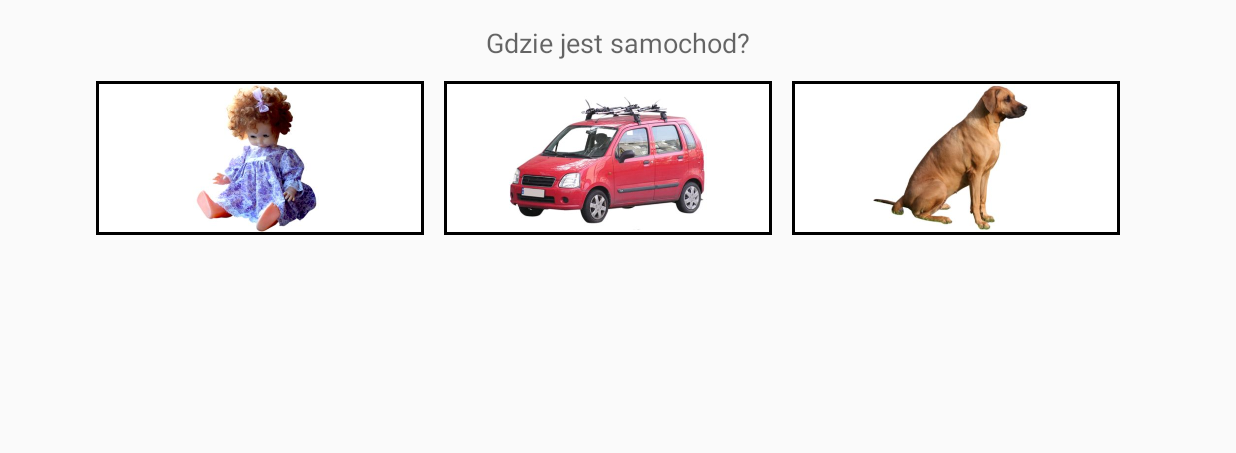
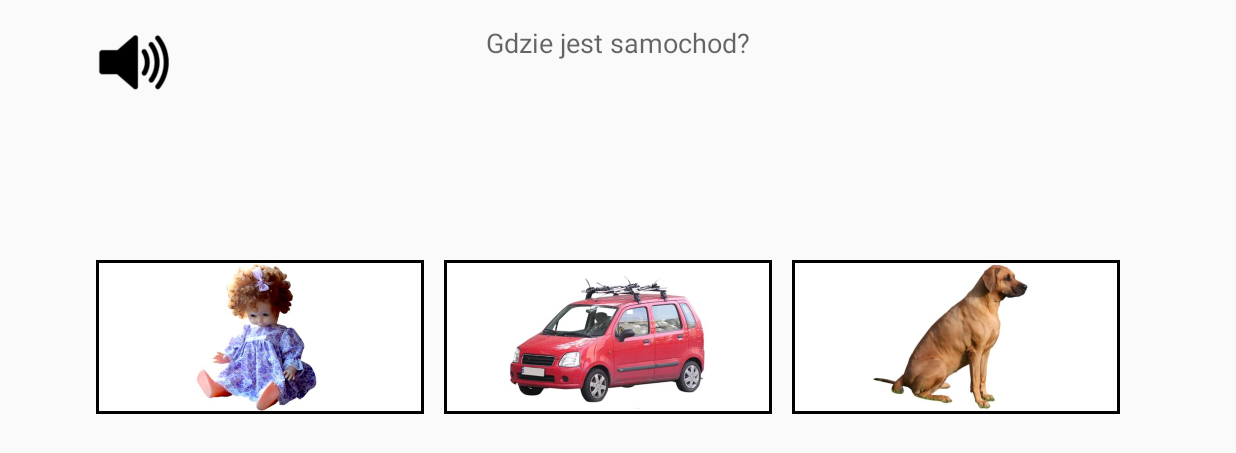
Before and after one commit to OlaD/Inzynierka, an Android app: the GameActivity screen opened directly, with no data from a screen before it, on a phone screen of 824 x 412 dp (held sideways). Shown: the top 453 px of the screen. Run offline under Robolectric (Android 15) with nearby library versions, the phone set to English and light mode, and no system bars.

Commit message:
dźwięki

```diff
--- a/app/src/main/java/com/example/ola/inzynierka/Exercise.java
+++ b/app/src/main/java/com/example/ola/inzynierka/Exercise.java
@@ -1,8 +1,8 @@
 package com.example.ola.inzynierka;
 
 import android.app.Activity;
-import android.graphics.Color;
 import android.graphics.Point;
+import android.media.MediaPlayer;
 import android.view.Display;
 import android.view.View;
 import android.view.animation.Animation;
@@ -36,6 +36,11 @@ public class Exercise {
     private int correctPhotoResId;
     private ImageView correctPhoto;
     private ImageButton buttonNext;
+
+    private ImageButton soundTube;
+    private MediaPlayer mediaPlayer;
+    private int soundNumber = 1;
+
     private Stack<Integer> indexesOfPhotosPlaces;
     private boolean successWithFirstClick;
     private boolean hintShown;
@@ -63,8 +68,6 @@ public class Exercise {
         hintShown = false;
         repeated = false;
         categoriesToLearn = new ArrayList<>();
-
-
     }
 
 
@@ -86,6 +89,7 @@ public class Exercise {
 
                 choosePhotosForRandomCategories(displayedPhotosCount - 1);
                 askForAnswer();
+                createSound();
                 setTimer();
                 break;
             }
@@ -93,6 +97,7 @@ public class Exercise {
             {
                 choosePhotosForRandomCategories(displayedPhotosCount - 1);
                 askForAnswer();
+                createSound();
                 setTimer();
                 break;
             }
@@ -101,6 +106,7 @@ public class Exercise {
                 hintShown = false;
                 successWithFirstClick = true;
                 askForAnswer();
+                createSound();
                 setTimer();
                 break;
             }
@@ -122,6 +128,12 @@ public class Exercise {
     private void askForAnswer() {
         excerciseDescription = (TextView) activity.findViewById(R.id.questionTextView);
         excerciseDescription.setText("Gdzie jest " + currentCategoryToLearn.name + "?");
+    }
+
+    private void createSound() {
+        int resId = activity.getResources().getIdentifier(currentCategoryToLearn.name + soundNumber, "raw", activity.getPackageName());
+        mediaPlayer = MediaPlayer.create(activity, resId);
+        //mediaPlayer.start();
     }
 
     private void initializeExercise() {
@@ -170,6 +182,7 @@ public class Exercise {
             choosePhotoForCategory(category, indexesOfPhotosPlaces.pop());
             chosenCategoriesNumber++;
         }
+        askForAnswer();
     }
 
 
@@ -194,6 +207,10 @@ public class Exercise {
 
     private void drawGameInterface(int displayedPhotosCount) {
 
+        buttonNext = (ImageButton) activity.findViewById(R.id.buttonNext);
+        soundTube = (ImageButton) activity.findViewById(R.id.buttonSoundTube);
+        soundTube.setOnClickListener(soundTubeListener);
+
         Display display = activity.getWindowManager().getDefaultDisplay();
         Point size = new Point();
         display.getSize(size);
@@ -215,7 +232,7 @@ public class Exercise {
                 photosPerRow = 2;
                 rowMargin = 20;
                 columnMargin = 20;
-                photoWidth = screenWidth/2;
+                photoWidth = screenWidth/3;
                 photoHeight = screenHeight/2;
                 break;
             case 3:
@@ -257,11 +274,18 @@ public class Exercise {
         int tmp = 0;
         for(int i = 0; i < rowCount; i++) {
             for (int j = 0; j < photosPerRow; j++) {
-                rows[i].addView(displayedPhotos[tmp].frameLayout);//.imageView);
+                rows[i].addView(displayedPhotos[tmp].frameLayout);
                 tmp++;
             }
         }
     }
+
+    View.OnClickListener soundTubeListener = new View.OnClickListener() {
+        @Override
+        public void onClick(View clickedPhoto) {
+            mediaPlayer.start();
+        }
+    };
 
     View.OnClickListener rightPhotoClickListener = new View.OnClickListener() {
         @Override
@@ -337,7 +361,6 @@ public class Exercise {
         correctPhoto = new ImageView(activity);
         RelativeLayout.LayoutParams imageLayoutParams = new RelativeLayout.LayoutParams(screenWidth-200, screenHeight-250);
         imageLayoutParams.addRule(RelativeLayout.CENTER_IN_PARENT);
-//        imageLayoutParams.addRule(RelativeLayout.ALIGN_PARENT_TOP);
         correctPhoto.setLayoutParams(imageLayoutParams);
         correctPhoto.setImageResource(correctPhotoResId);
         layout.addView(correctPhoto);
@@ -345,15 +368,8 @@ public class Exercise {
             displayedPhotos[i].frameLayout.setVisibility(View.INVISIBLE);
         }
 
-        buttonNext = new ImageButton(activity);
-        RelativeLayout.LayoutParams buttonLayoutParams = new RelativeLayout.LayoutParams(300, 200);
-        buttonNext.setScaleType(ImageView.ScaleType.CENTER_INSIDE);
-        buttonLayoutParams.addRule(RelativeLayout.ALIGN_PARENT_RIGHT);
-        buttonLayoutParams.addRule(RelativeLayout.ALIGN_PARENT_BOTTOM);
-        buttonNext.setImageResource(R.drawable.garrow);
+        buttonNext.setVisibility(View.VISIBLE);
         buttonNext.setOnClickListener(new NextPhotoClickListener(strategy));
-        buttonNext.setBackgroundColor(Color.TRANSPARENT);
-        layout.addView(buttonNext, buttonLayoutParams);
 
         Random rand = new Random();
         correctPhoto.startAnimation(animations[rand.nextInt(animations.length)]);
--- a/app/src/main/java/com/example/ola/inzynierka/Photo.java
+++ b/app/src/main/java/com/example/ola/inzynierka/Photo.java
@@ -12,10 +12,8 @@ import android.widget.TableRow;
 
 public class Photo {
 
-    public Category category;
+    public boolean isCorrect;
     public ImageView imageView;
-    public boolean isCorrect;
-
     public FrameLayout frameLayout;
 
     Photo(Context context, int width, int height, int marginTop, int marginRight){
--- a/app/src/main/res/layout/activity_game.xml
+++ b/app/src/main/res/layout/activity_game.xml
@@ -22,6 +22,27 @@
         android:id="@+id/gameTable"
         android:layout_below="@+id/questionTextView"
         android:stretchColumns="*"
-        android:layout_alignParentStart="true"></TableLayout>
+        android:gravity="center_vertical"></TableLayout>
+
+    <ImageButton
+        android:id="@+id/buttonSoundTube"
+        android:layout_width="50dp"
+        android:layout_height="50dp"
+        android:scaleType="fitXY"
+        android:layout_alignParentTop="true"
+        android:layout_alignParentStart="true"
+        android:src="@drawable/soundtube"
+        android:background="@null" />
+
+    <ImageButton
+        android:id="@+id/buttonNext"
+        android:layout_width="100dp"
+        android:layout_height="70dp"
+        android:scaleType="centerInside"
+        android:layout_alignParentBottom="true"
+        android:layout_alignParentRight="true"
+        android:background="@null"
+        android:src="@drawable/garrow"
+        android:visibility="gone"/>
 
 </RelativeLayout>
```
Also changed, not shown: app/src/main/res/drawable/soundtube.png (added), 12 other files.
